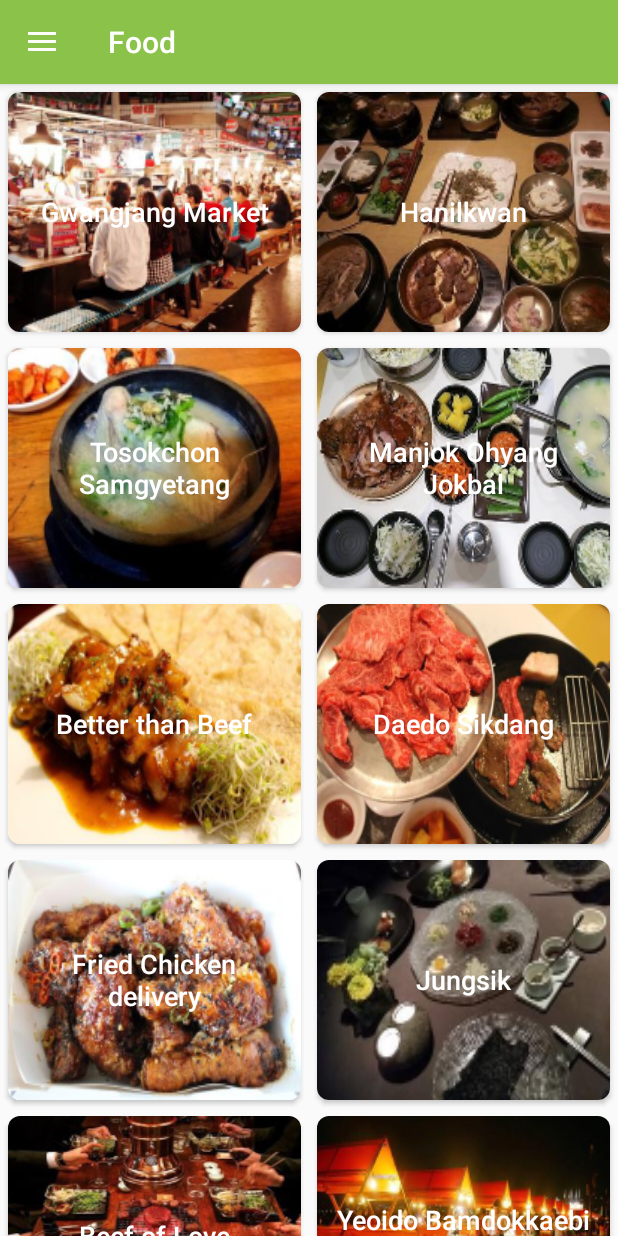
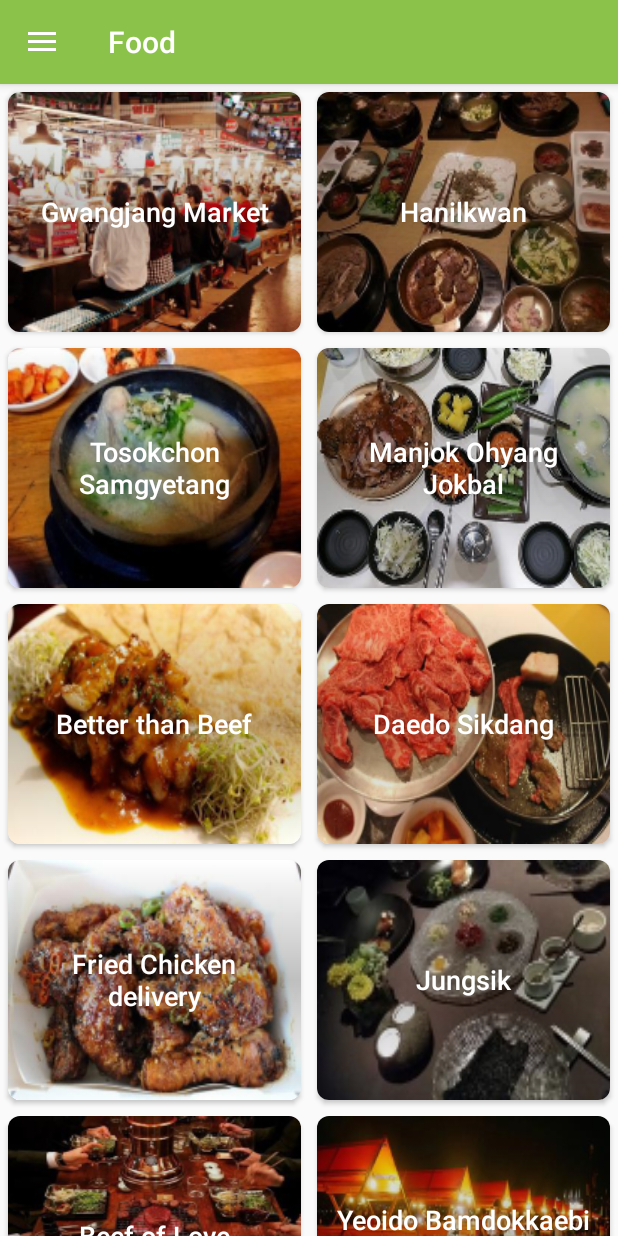
Before and after one commit to sooshin/android-Seoul-tour-guide, an Android app: the screen it shows after launch (MainActivity), in the side drawer, after a tap on "Food", on a phone screen of 412 x 824 dp. Run offline under Robolectric (Android 15) with nearby library versions, the phone set to English and light mode, and no system bars.

Commit message:
Add a gradient scrim

```diff
--- /dev/null
+++ b/app/src/main/res/drawable/scrim.xml
@@ -0,0 +1,9 @@
+<?xml version="1.0" encoding="utf-8"?>
+<shape xmlns:android="http://schemas.android.com/apk/res/android">
+    <gradient
+        android:angle="90"
+        android:startColor="#00000000"
+        android:centerColor="#40000000"
+        android:endColor="#00000000"
+        android:type="linear" />
+</shape>
--- a/app/src/main/res/layout/card_item_food.xml
+++ b/app/src/main/res/layout/card_item_food.xml
@@ -16,7 +16,7 @@
         android:foreground="?android:attr/selectableItemBackground"
         card_view:cardCornerRadius="@dimen/card_corner_radius">
 
-        <RelativeLayout
+        <FrameLayout
             android:layout_width="match_parent"
             android:layout_height="wrap_content"
             android:gravity="center"
@@ -27,12 +27,18 @@
                 style="@style/FoodImageViewStyle"
                 android:contentDescription="@string/image_des" />
 
+            <View
+                android:layout_width="match_parent"
+                android:layout_height="@dimen/layout_height_shop_food"
+                android:background="@drawable/scrim"/>
+
             <TextView
                 android:id="@+id/food_name_card"
                 style="@style/FoodTextViewStyle"
+                android:layout_gravity="center"
                 tools:text="name" />
 
-        </RelativeLayout>
+        </FrameLayout>
     </android.support.v7.widget.CardView>
 
 </RelativeLayout>
```
